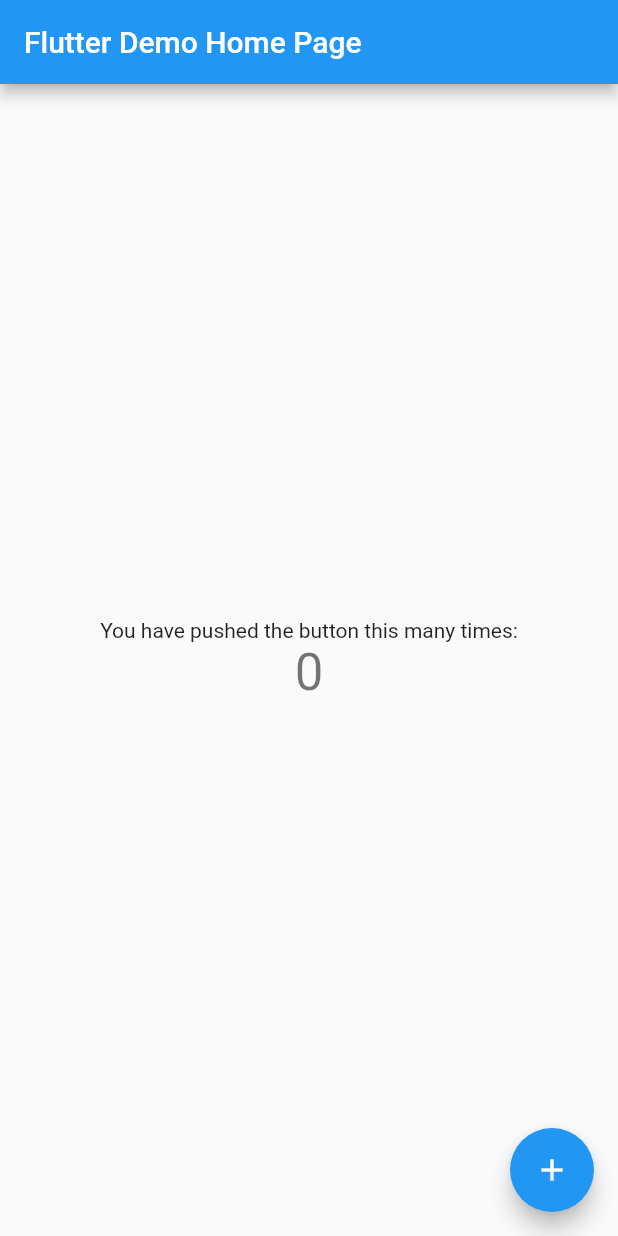
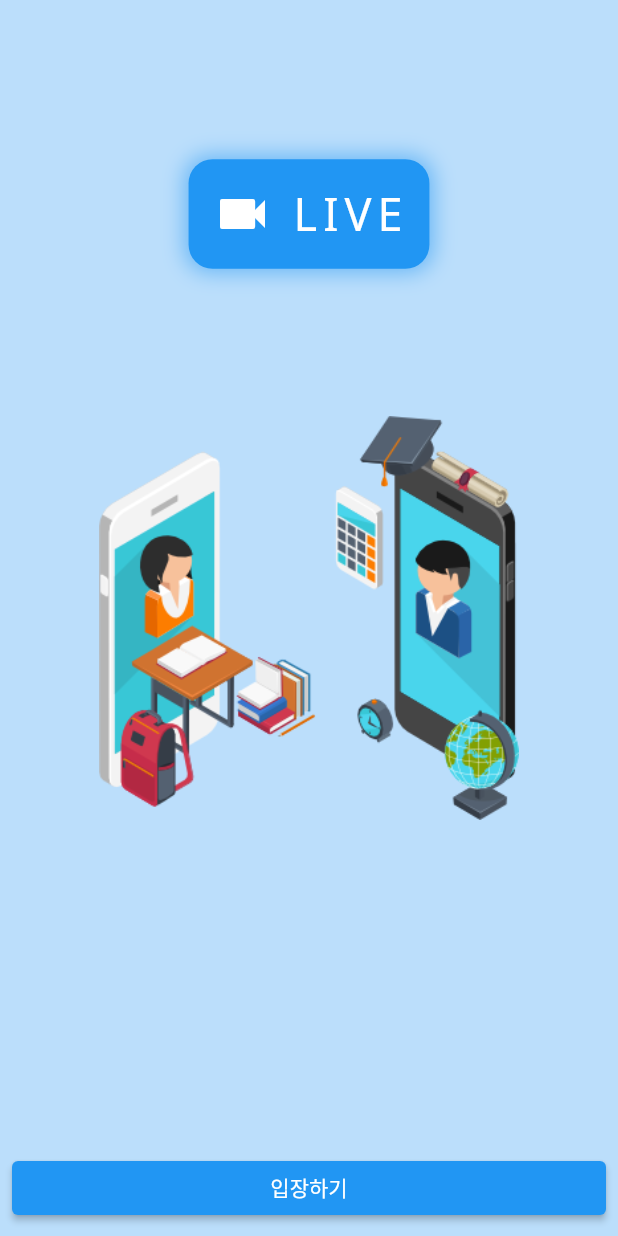
Before and after one commit to jyryuitpro/video_call, a Flutter app: the screen it shows after launch, on a phone screen of 412 x 824 dp. Run offline on Flutter 3.47's test engine with Material 2 defaults, Android fonts, the phone set to English and light mode, and no system bars.

Commit message:
HomeScreen 설계

```diff
--- a/lib/main.dart
+++ b/lib/main.dart
@@ -1,115 +1,14 @@
 import 'package:flutter/material.dart';
+import 'package:video_call/screen/home_screen.dart';
 
 void main() {
-  runApp(const MyApp());
+  runApp(
+    MaterialApp(
+      debugShowCheckedModeBanner: false,
+      theme: ThemeData(
+        fontFamily: 'NotoSans',
+      ),
+      home: HomeScreen(),
+    ),
+  );
 }
-
-class MyApp extends StatelessWidget {
-  const MyApp({Key? key}) : super(key: key);
-
-  // This widget is the root of your application.
-  @override
-  Widget build(BuildContext context) {
-    return MaterialApp(
-      title: 'Flutter Demo',
-      theme: ThemeData(
-        // This is the theme of your application.
-        //
-        // Try running your application with "flutter run". You'll see the
-        // application has a blue toolbar. Then, without quitting the app, try
-        // changing the primarySwatch below to Colors.green and then invoke
-        // "hot reload" (press "r" in the console where you ran "flutter run",
-        // or simply save your changes to "hot reload" in a Flutter IDE).
-        // Notice that the counter didn't reset back to zero; the application
-        // is not restarted.
-        primarySwatch: Colors.blue,
-      ),
-      home: const MyHomePage(title: 'Flutter Demo Home Page'),
-    );
-  }
-}
-
-class MyHomePage extends StatefulWidget {
-  const MyHomePage({Key? key, required this.title}) : super(key: key);
-
-  // This widget is the home page of your application. It is stateful, meaning
-  // that it has a State object (defined below) that contains fields that affect
-  // how it looks.
-
-  // This class is the configuration for the state. It holds the values (in this
-  // case the title) provided by the parent (in this case the App widget) and
-  // used by the build method of the State. Fields in a Widget subclass are
-  // always marked "final".
-
-  final String title;
-
-  @override
-  State<MyHomePage> createState() => _MyHomePageState();
-}
-
-class _MyHomePageState extends State<MyHomePage> {
-  int _counter = 0;
-
-  void _incrementCounter() {
-    setState(() {
-      // This call to setState tells the Flutter framework that something has
-      // changed in this State, which causes it to rerun the build method below
-      // so that the display can reflect the updated values. If we changed
-      // _counter without calling setState(), then the build method would not be
-      // called again, and so nothing would appear to happen.
-      _counter++;
-    });
-  }
-
-  @override
-  Widget build(BuildContext context) {
-    // This method is rerun every time setState is called, for instance as done
-    // by the _incrementCounter method above.
-    //
-    // The Flutter framework has been optimized to make rerunning build methods
-    // fast, so that you can just rebuild anything that needs updating rather
-    // than having to individually change instances of widgets.
-    return Scaffold(
-      appBar: AppBar(
-        // Here we take the value from the MyHomePage object that was created by
-        // the App.build method, and use it to set our appbar title.
-        title: Text(widget.title),
-      ),
-      body: Center(
-        // Center is a layout widget. It takes a single child and positions it
-        // in the middle of the parent.
-        child: Column(
-          // Column is also a layout widget. It takes a list of children and
-          // arranges them vertically. By default, it sizes itself to fit its
-          // children horizontally, and tries to be as tall as its parent.
-          //
-          // Invoke "debug painting" (press "p" in the console, choose the
-          // "Toggle Debug Paint" action from the Flutter Inspector in Android
-          // Studio, or the "Toggle Debug Paint" command in Visual Studio Code)
-          // to see the wireframe for each widget.
-          //
-          // Column has various properties to control how it sizes itself and
-          // how it positions its children. Here we use mainAxisAlignment to
-          // center the children vertically; the main axis here is the vertical
-          // axis because Columns are vertical (the cross axis would be
-          // horizontal).
-          mainAxisAlignment: MainAxisAlignment.center,
-          children: <Widget>[
-            const Text(
-              'You have pushed the button this many times:',
-            ),
-            Text(
-              '$_counter',
-              style: Theme.of(context).textTheme.headline4,
-            ),
-          ],
-        ),
-      ),
-      floatingActionButton: FloatingActionButton(
-        onPressed: _incrementCounter,
-        tooltip: 'Increment',
-        child: const Icon(Icons.add),
-      ), // This trailing comma makes auto-formatting nicer for build methods.
-    );
-  }
-}
--- /dev/null
+++ b/lib/screen/home_screen.dart
@@ -0,0 +1,107 @@
+import 'package:flutter/material.dart';
+
+class HomeScreen extends StatelessWidget {
+  const HomeScreen({Key? key}) : super(key: key);
+
+  @override
+  Widget build(BuildContext context) {
+    return Scaffold(
+      backgroundColor: Colors.blue[100]!,
+      body: SafeArea(
+        child: Padding(
+          padding: const EdgeInsets.all(8.0),
+          child: Column(
+            children: [
+              Expanded(
+                child: _Logo(),
+              ),
+              Expanded(
+                child: _Image(),
+              ),
+              Expanded(
+                child: _EntryButton(),
+              ),
+            ],
+          ),
+        ),
+      ),
+    );
+  }
+}
+
+class _Logo extends StatelessWidget {
+  const _Logo({Key? key}) : super(key: key);
+
+  @override
+  Widget build(BuildContext context) {
+    return Center(
+      child: Container(
+        decoration: BoxDecoration(
+            color: Colors.blue,
+            borderRadius: BorderRadius.circular(16.0),
+            boxShadow: [
+              BoxShadow(
+                color: Colors.blue[300]!,
+                blurRadius: 12.0,
+                spreadRadius: 2.0,
+              ),
+            ]),
+        child: Padding(
+          padding: EdgeInsets.all(16.0),
+          child: Row(
+            mainAxisSize: MainAxisSize.min,
+            children: [
+              Icon(
+                Icons.videocam,
+                color: Colors.white,
+                size: 40.0,
+              ),
+              SizedBox(
+                width: 12.0,
+              ),
+              Text(
+                'LIVE',
+                style: TextStyle(
+                  color: Colors.white,
+                  fontSize: 30.0,
+                  letterSpacing: 4.0,
+                ),
+              ),
+            ],
+          ),
+        ),
+      ),
+    );
+  }
+}
+
+class _Image extends StatelessWidget {
+  const _Image({Key? key}) : super(key: key);
+
+  @override
+  Widget build(BuildContext context) {
+    return Center(
+      child: Image.asset(
+        'asset/img/home_img.png',
+      ),
+    );
+  }
+}
+
+class _EntryButton extends StatelessWidget {
+  const _EntryButton({Key? key}) : super(key: key);
+
+  @override
+  Widget build(BuildContext context) {
+    return Column(
+      mainAxisAlignment: MainAxisAlignment.end,
+      crossAxisAlignment: CrossAxisAlignment.stretch,
+      children: [
+        ElevatedButton(
+          onPressed: () {},
+          child: Text('입장하기'),
+        ),
+      ],
+    );
+  }
+}
```
